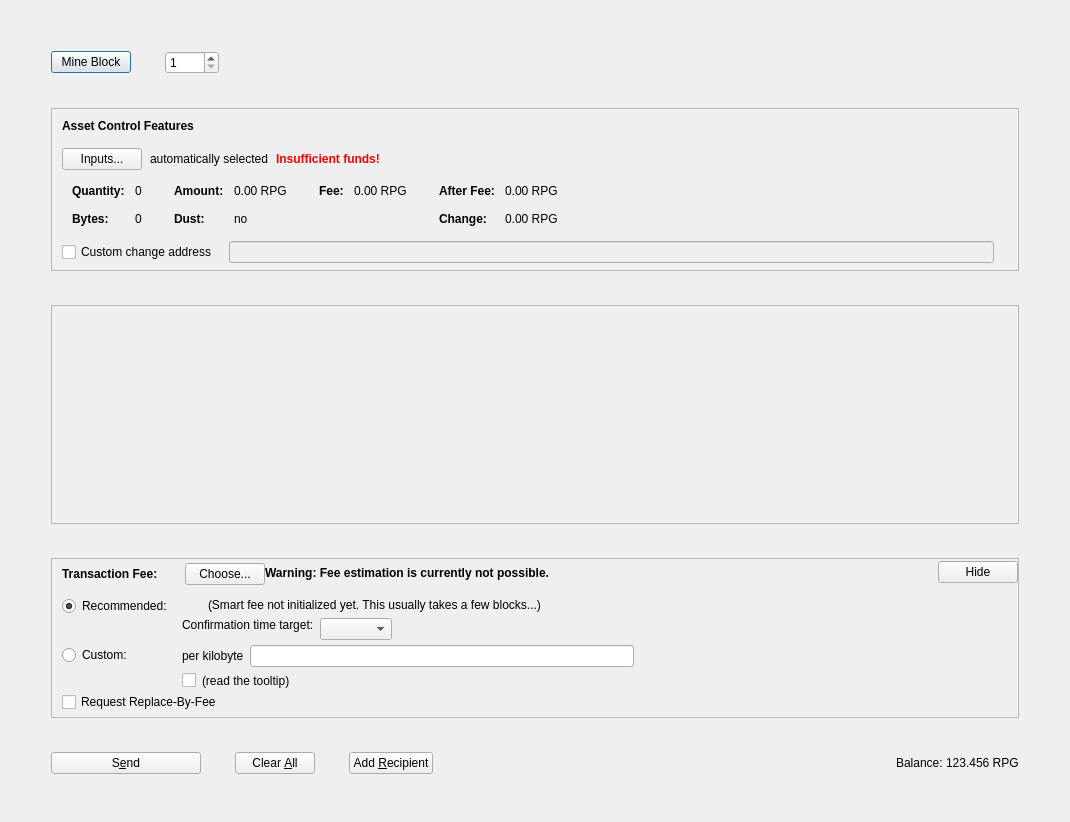
Before: the Qt Designer form src/qt/forms/assetsdialog.ui in RPGCoin/RPG-Core, drawn with Qt 5.
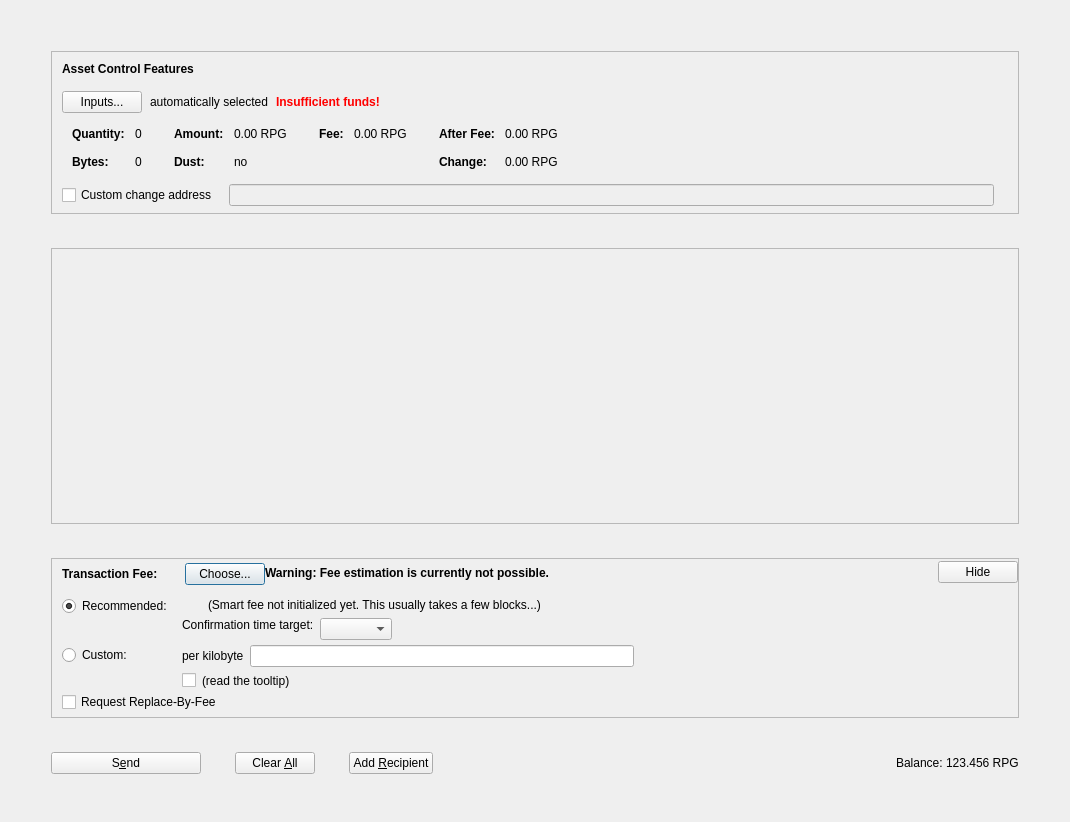
After: the same form once the commit is applied. Icons and pictures are not drawn. Custom widgets are drawn as their Qt base class.

```diff
--- a/src/qt/forms/assetsdialog.ui
+++ b/src/qt/forms/assetsdialog.ui
@@ -34,52 +34,6 @@
      <property name="bottomMargin">
       <number>40</number>
      </property>
-     <item>
-      <layout class="QHBoxLayout" name="horizontalLayout_3">
-       <property name="sizeConstraint">
-        <enum>QLayout::SetDefaultConstraint</enum>
-       </property>
-       <item>
-        <widget class="QPushButton" name="mineButton">
-         <property name="text">
-          <string>Mine Block</string>
-         </property>
-        </widget>
-       </item>
-       <item>
-        <widget class="QSpinBox" name="mineBlocksCount">
-         <property name="minimum">
-          <number>1</number>
-         </property>
-         <property name="maximum">
-          <number>1000</number>
-         </property>
-         <property name="singleStep">
-          <number>10</number>
-         </property>
-         <property name="value">
-          <number>1</number>
-         </property>
-         <property name="displayIntegerBase">
-          <number>10</number>
-         </property>
-        </widget>
-       </item>
-       <item>
-        <spacer name="horizontalSpacer_3">
-         <property name="orientation">
-          <enum>Qt::Horizontal</enum>
-         </property>
-         <property name="sizeHint" stdset="0">
-          <size>
-           <width>40</width>
-           <height>20</height>
-          </size>
-         </property>
-        </spacer>
-       </item>
-      </layout>
-     </item>
      <item>
       <widget class="QFrame" name="frameAssetControl">
        <property name="sizePolicy">
@@ -651,7 +605,7 @@
           <x>0</x>
           <y>0</y>
           <width>964</width>
-          <height>98</height>
+          <height>165</height>
          </rect>
         </property>
         <layout class="QVBoxLayout" name="verticalLayout_2" stretch="0,1">
```
